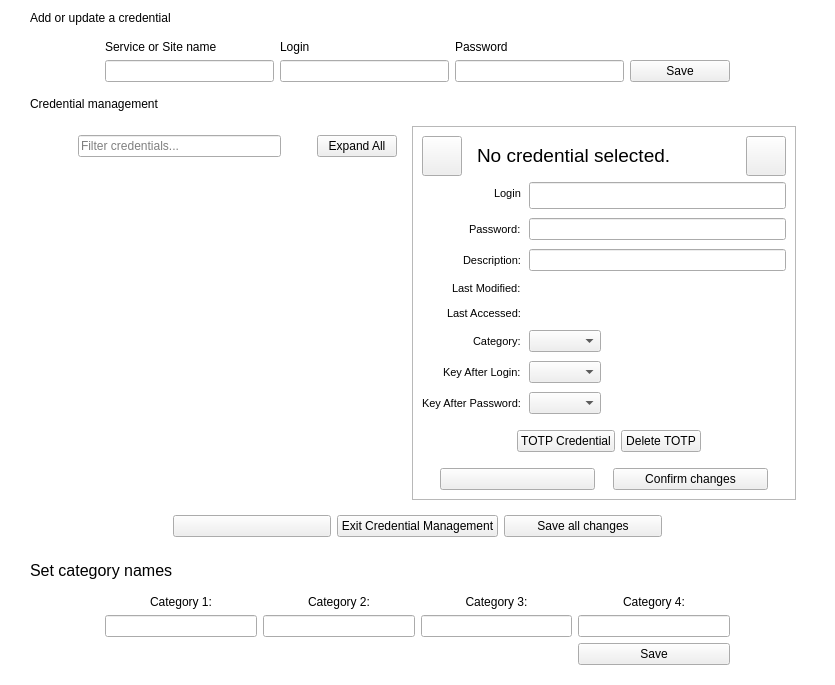
This is src/CredentialsManagement.ui in mooltipass/moolticute as Qt 5 draws it before an edit. The edited form follows.
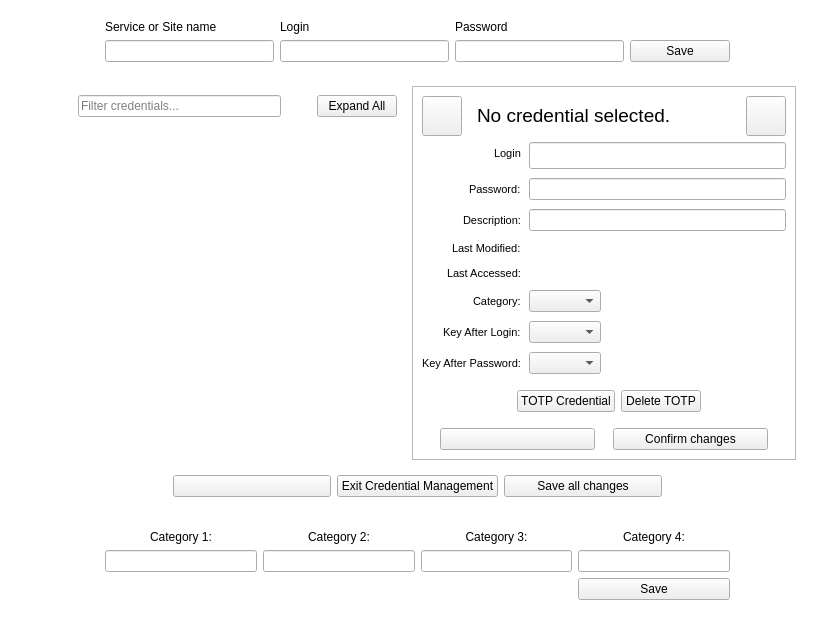
This is the edited form. The open tabs and pages were chosen to show the change. Icons and pictures are not drawn. Custom widgets are drawn as their Qt base class.

Commit message: Remove section texts from Credentials tab

Diff of the .ui file:
```diff
--- a/src/CredentialsManagement.ui
+++ b/src/CredentialsManagement.ui
@@ -35,16 +35,6 @@
    <property name="rightMargin">
     <number>30</number>
    </property>
-   <item>
-    <widget class="QLabel" name="label">
-     <property name="text">
-      <string>Add or update a credential</string>
-     </property>
-     <property name="class" stdset="0">
-      <string>FrameTitle</string>
-     </property>
-    </widget>
-   </item>
    <item>
     <widget class="QWidget" name="quickInsertWidget" native="true">
      <layout class="QHBoxLayout" name="horizontalLayout">
@@ -116,16 +106,6 @@
      </layout>
     </widget>
    </item>
-   <item>
-    <widget class="QLabel" name="label_2">
-     <property name="text">
-      <string>Credential management</string>
-     </property>
-     <property name="class" stdset="0">
-      <string>FrameTitle</string>
-     </property>
-    </widget>
-   </item>
    <item>
     <widget class="QStackedWidget" name="stackedWidget">
      <property name="currentIndex">
@@ -514,7 +494,6 @@
                   <property name="font">
                    <font>
                     <pointsize>12</pointsize>
-                    <weight>50</weight>
                     <bold>false</bold>
                    </font>
                   </property>
@@ -542,7 +521,6 @@
                  <widget class="LockedPasswordLineEdit" name="credDisplayPasswordInput">
                   <property name="font">
                    <font>
-                    <weight>50</weight>
                     <bold>false</bold>
                    </font>
                   </property>
@@ -573,7 +551,6 @@
                  <widget class="QLineEdit" name="credDisplayDescriptionInput">
                   <property name="font">
                    <font>
-                    <weight>50</weight>
                     <bold>false</bold>
                    </font>
                   </property>
@@ -604,7 +581,6 @@
                  <widget class="QLineEdit" name="credDisplayCreationDateInput">
                   <property name="font">
                    <font>
-                    <weight>50</weight>
                     <bold>false</bold>
                    </font>
                   </property>
@@ -638,7 +614,6 @@
                  <widget class="QLineEdit" name="credDisplayModificationDateInput">
                   <property name="font">
                    <font>
-                    <weight>50</weight>
                     <bold>false</bold>
                    </font>
                   </property>
@@ -930,21 +905,6 @@
      </widget>
     </widget>
    </item>
-   <item>
-    <widget class="QLabel" name="label_UserCategories">
-     <property name="font">
-      <font>
-       <pointsize>12</pointsize>
-      </font>
-     </property>
-     <property name="text">
-      <string>Set category names</string>
-     </property>
-     <property name="class" stdset="0">
-      <string>FrameTitle</string>
-     </property>
-    </widget>
-   </item>
    <item>
     <widget class="QWidget" name="widget_UserCategories" native="true">
      <layout class="QHBoxLayout" name="horizontalLayout_7">
```
Left out of the diff: 2 changed lines with no effect on the pictures. The commit also changes 1 other file.
